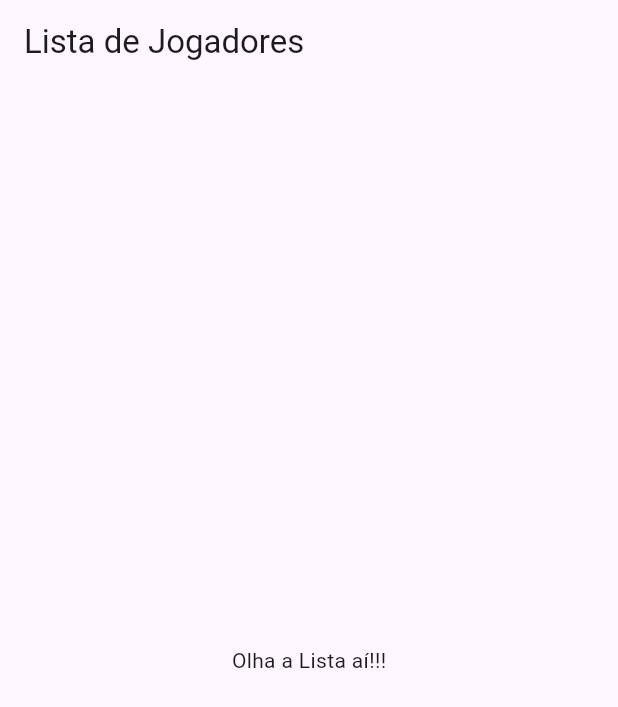
After one commit to ruanjanau/getx_list, a Flutter app: the ListPlayerPage screen opened directly, on a phone screen of 412 x 824 dp. The commit adds this screen. Shown: the top 707 px of the screen. Run offline on Flutter 3.47's test engine with Material 3 defaults, Android fonts, the phone set to English and light mode, and no system bars; statements that could not run were skipped.

Commit message:
faet create list player page

```diff
--- a/lib/main.dart
+++ b/lib/main.dart
@@ -16,7 +16,7 @@ class MyApp extends StatelessWidget {
         colorScheme: ColorScheme.fromSeed(seedColor: Colors.deepPurple),
         useMaterial3: true,
       ),
-      home: const ListPlayer(),
+      home: const ListPlayerPage(),
     );
   }
 }
--- /dev/null
+++ b/lib/src/app/presentation/view/list_player_page.dart
@@ -0,0 +1,15 @@
+import 'package:flutter/material.dart';
+
+class ListPlayerPage extends StatelessWidget {
+  const ListPlayerPage({super.key});
+
+  @override
+  Widget build(BuildContext context) {
+    return Scaffold(
+      appBar: AppBar(
+        title: const Text('Lista de Jogadores'),
+      ),
+      body: const Center(child: Text('Olha a Lista aí!!!')),
+    );
+  }
+}
```
